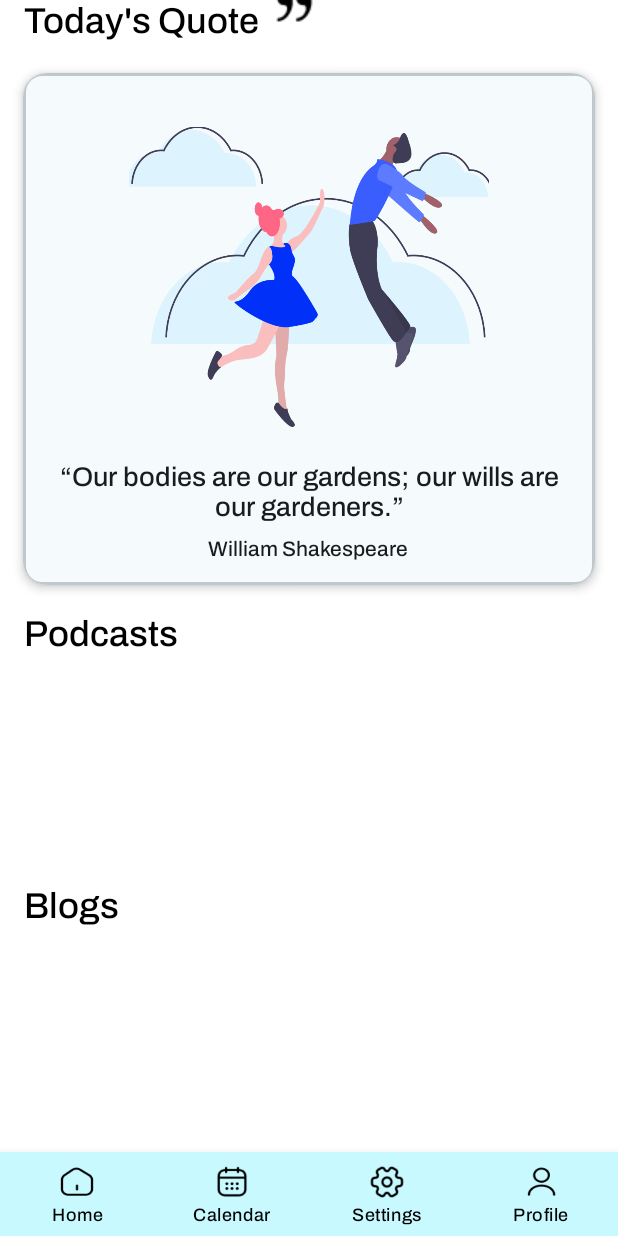
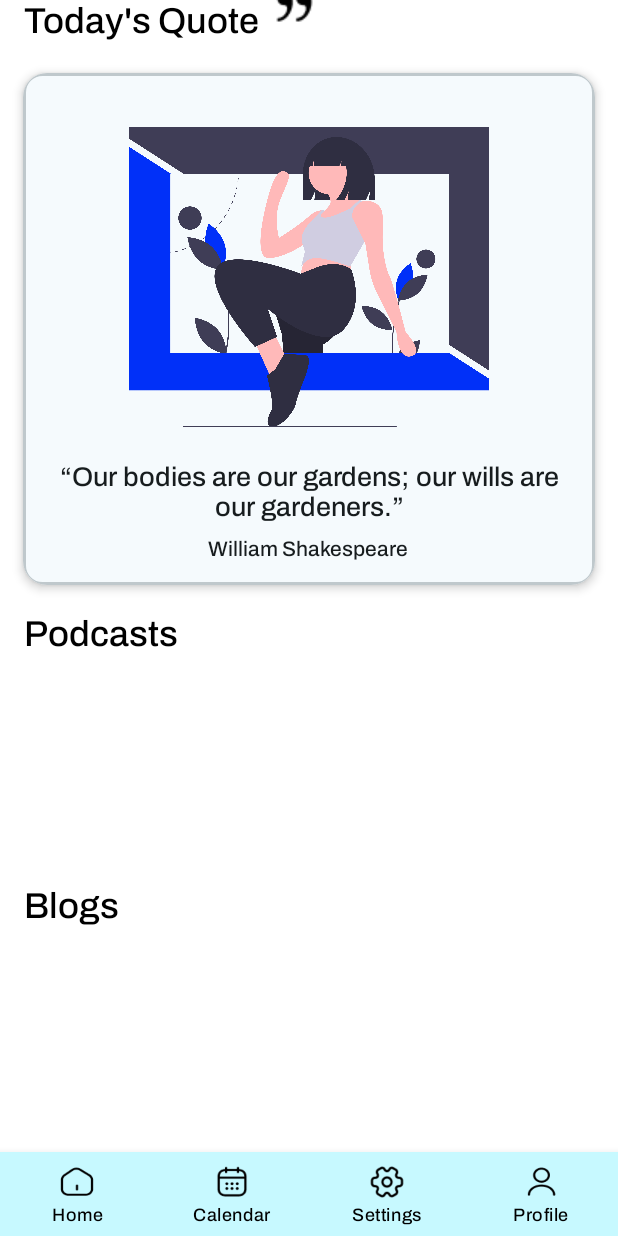
Before and after one commit to syro13/Wave_Frontend_Source_Code, an Android app: the WellnessActivity screen opened directly, with no data from a screen before it, scrolled down 196 dp, on a phone screen of 412 x 824 dp. Run offline under Robolectric (Android 15) with nearby library versions, the phone set to English and light mode, and no system bars.

Commit message:
#56745 - Feature - Implement array of quote images

```diff
--- a/app/src/main/java/com/example/wave/WellnessActivity.java
+++ b/app/src/main/java/com/example/wave/WellnessActivity.java
@@ -1,16 +1,44 @@
 package com.example.wave;
 
 import android.os.Bundle;
+import android.widget.ImageView;
+
 import androidx.appcompat.app.AppCompatActivity;
+import java.util.Calendar;
 
 public class WellnessActivity extends AppCompatActivity {
+
+    private ImageView quoteImage;
+
     @Override
     protected void onCreate(Bundle savedInstanceState) {
         super.onCreate(savedInstanceState);
-        // Set the content view to the wellness layout
         setContentView(R.layout.activity_wellness);
 
-        // Add a simple log message to verify the activity is running
-        System.out.println("WellnessActivity is running!");
+        // Reference to the ImageView
+        quoteImage = findViewById(R.id.quoteImage);
+
+        // Update the image
+        updateQuoteImage();
+    }
+
+    private void updateQuoteImage() {
+        // Define an array of image resources
+        int[] images = {
+                R.drawable.quote1,
+                R.drawable.quote2,
+                R.drawable.quote3,
+                R.drawable.quote4,
+                R.drawable.quote5,
+                R.drawable.quote6
+
+        };
+
+        // Get the day of the year to pick an image
+        int dayOfYear = Calendar.getInstance().get(Calendar.DAY_OF_YEAR);
+        int index = dayOfYear % images.length; // Rotate images daily
+
+        // Set the image
+        quoteImage.setImageResource(images[index]);
     }
 }
```
